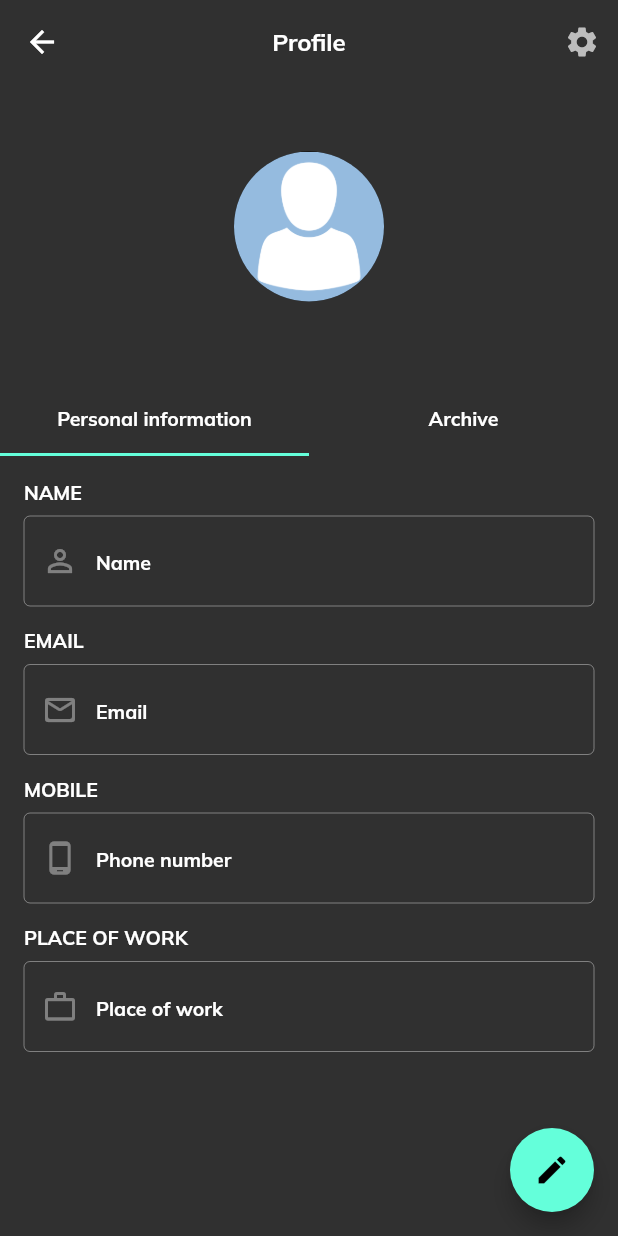
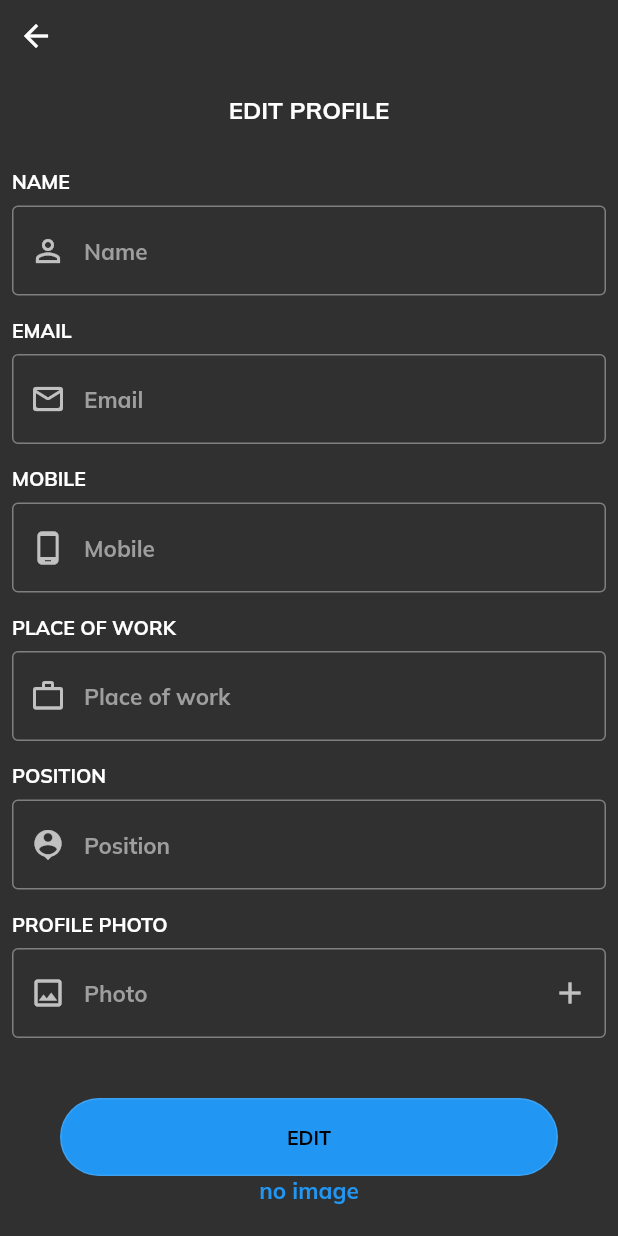
Before and after one commit to SabbathDev/eventor, a Flutter app: the ProfilePage screen opened directly, after a tap on the "edit" icon, on a phone screen of 412 x 824 dp. Run offline on Flutter 3.47's test engine with Material 2 defaults, Android fonts, the phone set to English and light mode, and no system bars; our stand-ins replace file_picker, flutter_map, latlong2.

Commit message:
Added profile edit page and image import support

```diff
--- a/lib/main.dart
+++ b/lib/main.dart
@@ -1,3 +1,4 @@
+import 'package:eventor/pages/edit_profile.dart';
 import 'package:eventor/pages/login.dart';
 import 'package:eventor/pages/registration.dart';
 import 'package:flutter/material.dart';
@@ -17,11 +18,11 @@ class Eventor extends StatelessWidget {
       darkTheme: darkTheme,
 
       themeMode: ThemeMode.dark,
-
       initialRoute: '/login',
       routes: {
         '/login': (context) => const Login(),
         '/login/registration': (context) => const RegistrationPage(),
+        '/profile/edit': (context) => const EditProfilePage(),
       },
     );
   }
--- /dev/null
+++ b/lib/pages/edit_profile.dart
@@ -0,0 +1,170 @@
+import 'dart:io';
+
+import 'package:flutter/material.dart';
+import 'package:file_picker/file_picker.dart';
+import 'package:path/path.dart';
+
+class EditProfilePage extends StatefulWidget {
+  const EditProfilePage({Key? key}) : super(key: key);
+
+  @override
+  State<EditProfilePage> createState() => _EditProfilePageState();
+}
+
+class _EditProfilePageState extends State<EditProfilePage> {
+
+  File? fileImage;
+  final TextEditingController _photoController = TextEditingController();
+
+  @override
+  Widget build(BuildContext context) {
+    return Scaffold(
+      body: SafeArea(
+        child: SingleChildScrollView(
+          child: Column(children: [
+            Row(
+              mainAxisAlignment: MainAxisAlignment.start,
+              children: const [BackButton()],
+            ),
+            const SizedBox(
+              height: 15.0,
+            ),
+            Center(
+                child: Text(
+              'EDIT PROFILE',
+              style: Theme.of(context).textTheme.headline1,
+            )),
+            Padding(
+              padding: const EdgeInsets.fromLTRB(8, 30, 8, 40),
+              child: Column(
+                crossAxisAlignment: CrossAxisAlignment.stretch,
+                children: [
+                  Text(
+                    'NAME',
+                    style: Theme.of(context).textTheme.headline2,
+                  ),
+                  Padding(
+                    padding: const EdgeInsets.fromLTRB(0, 8, 0, 15),
+                    child: TextFormField(
+                        decoration: InputDecoration(
+                      prefixIcon: const Icon(Icons.person_outline),
+                      border: const OutlineInputBorder(),
+                      hintText: 'Name',
+                      hintStyle: Theme.of(context).textTheme.bodyText1,
+                    )),
+                  ),
+                  Text(
+                    'EMAIL',
+                    style: Theme.of(context).textTheme.headline2,
+                  ),
+                  Padding(
+                    padding: const EdgeInsets.fromLTRB(0, 8, 0, 15),
+                    child: TextFormField(
+                        decoration: InputDecoration(
+                      prefixIcon: const Icon(Icons.mail_outline_rounded),
+                      border: const OutlineInputBorder(),
+                      hintText: 'Email',
+                      hintStyle: Theme.of(context).textTheme.bodyText1,
+                    )),
+                  ),
+                  Text('MOBILE', style: Theme.of(context).textTheme.headline2),
+                  Padding(
+                    padding: const EdgeInsets.fromLTRB(0, 8, 0, 15),
+                    child: TextFormField(
+                      decoration: InputDecoration(
+                          prefixIcon: const Icon(Icons.phone_android),
+                          border: const OutlineInputBorder(),
+                          hintText: 'Mobile',
+                          hintStyle: Theme.of(context).textTheme.bodyText1),
+                    ),
+                  ),
+                  Text('PLACE OF WORK',
+                      style: Theme.of(context).textTheme.headline2),
+                  Padding(
+                    padding: const EdgeInsets.fromLTRB(0, 8, 0, 15),
+                    child: TextFormField(
+                      decoration: InputDecoration(
+                          prefixIcon: const Icon(Icons.work_outline),
+                          border: const OutlineInputBorder(),
+                          hintText: 'Place of work',
+                          hintStyle: Theme.of(context).textTheme.bodyText1),
+                    ),
+                  ),
+                  Text('POSITION',
+                      style: Theme.of(context).textTheme.headline2),
+                  Padding(
+                    padding: const EdgeInsets.fromLTRB(0, 8, 0, 15),
+                    child: TextFormField(
+                      decoration: InputDecoration(
+                          prefixIcon: const Icon(Icons.location_history),
+                          border: const OutlineInputBorder(),
+                          hintText: 'Position',
+                          hintStyle: Theme.of(context).textTheme.bodyText1),
+                    ),
+                  ),
+                  Text('PROFILE PHOTO',
+                      style: Theme.of(context).textTheme.headline2),
+                  Padding(
+                    padding: const EdgeInsets.fromLTRB(0, 8, 0, 0),
+                    child: TextFormField(
+                      controller: _photoController,
+                      decoration: InputDecoration(
+                          prefixIcon: const Icon(Icons.image_outlined),
+                          border: const OutlineInputBorder(),
+                          hintText: 'Photo',
+                          hintStyle: Theme.of(context).textTheme.bodyText1,
+                          suffixIcon: fileImage == null ?
+                          IconButton(
+                              onPressed: () async {
+                                FilePickerResult? result = await FilePicker.platform.pickFiles(
+                                  allowMultiple: false,
+                                  type: FileType.image,
+                                );
+                                if (result != null){
+                                  setState(() {
+                                    fileImage = File(result.files.single.path!);
+                                    _photoController.text = basename(result.files.single.path!);
+                                  });
+                                }else {
+                                  return;
+                                }
+                              },
+                              icon: const Icon(Icons.add))
+                              :
+                          IconButton(onPressed: () {
+                            setState(() {
+                              fileImage = null;
+                              _photoController.text = '';
+                            });
+                          }, icon: const Icon(Icons.delete))
+                      ),
+                    ),
+                  ),
+                ],
+              ),
+            ),
+            Padding(
+              padding: const EdgeInsets.symmetric(horizontal: 40.0),
+              child: OutlinedButton(
+                style: OutlinedButton.styleFrom(
+                    primary: Colors.white,
+                    backgroundColor: Colors.blue[500],
+                    minimumSize: const Size(335.0, 52.0),
+                    textStyle: Theme.of(context).textTheme.headline1,
+                    shape: const RoundedRectangleBorder(
+                        borderRadius: BorderRadius.all(Radius.circular(50.0)))),
+                onPressed: () => {},//TODO:save changed user information
+                child: Text(
+                  'EDIT',
+                  style: Theme.of(context).textTheme.headline5,
+                ),
+              ),
+            ),
+            if( fileImage == null) const Text('no image'),
+            if (fileImage != null) Image.file(fileImage!),
+          ]),
+        ),
+      ),
+    );
+  }
+}
--- a/lib/pages/profile.dart
+++ b/lib/pages/profile.dart
@@ -104,7 +104,9 @@ class _ProfilePageState extends State<ProfilePage>
         ),
       ),
       floatingActionButton: _tabController.index == 0 ? FloatingActionButton(
-          onPressed: () {  },//TODO:edit logic
+          onPressed: () {
+            Navigator.pushNamed(context, '/profile/edit');
+          },
           child: const Icon(Icons.edit),
       ) : null,
     );
--- a/pubspec.yaml
+++ b/pubspec.yaml
@@ -47,6 +47,7 @@ dev_dependencies:
   # package. See that file for information about deactivating specific lint
   # rules and activating additional ones.
   flutter_lints: ^1.0.0
+  file_picker: ^4.5.1
 
 # For information on the generic Dart part of this file, see the
 # following page: https://dart.dev/tools/pub/pubspec
```
